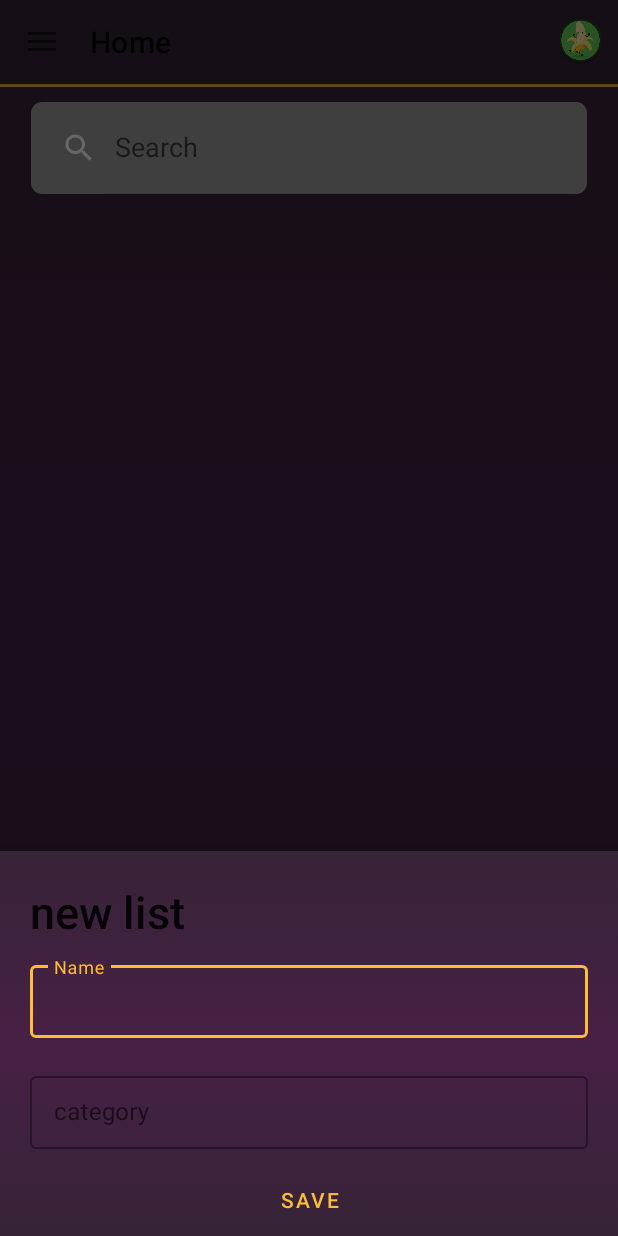
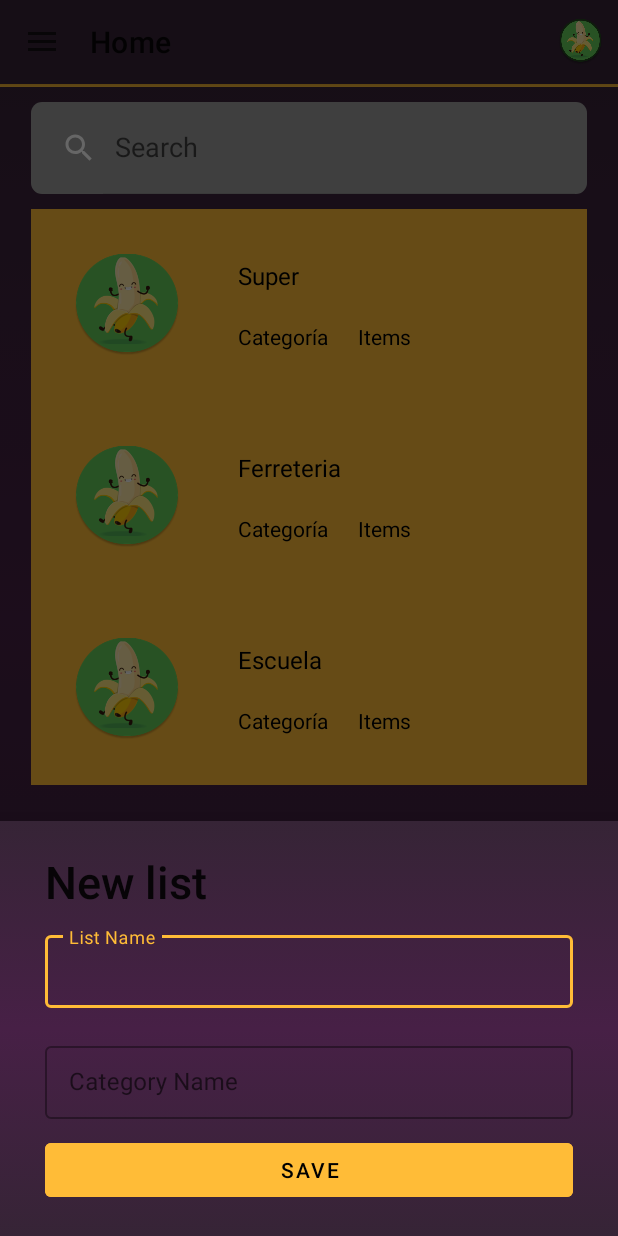
Before and after one commit to Jess2602/ListBuyApp, an Android app: the homeFragment screen opened directly, with no data from a screen before it, after a tap on an icon or button, on a phone screen of 412 x 824 dp. Run offline under Robolectric (Android 15) with nearby library versions, the phone set to English and light mode, and no system bars; our stand-ins replace data binding.

Commit message:
ItemList
ItemList and Recycler

```diff
--- a/app/build.gradle
+++ b/app/build.gradle
@@ -29,13 +29,13 @@ android {
     kotlinOptions {
         jvmTarget = '1.8'
     }
-    viewBinding {
-        enabled = true
-    }
 
     namespace 'com.example.listbuyapp'
     buildFeatures {
         viewBinding true
+    }
+    dataBinding {
+        enabled = true
     }
 }
 
--- a/app/src/main/AndroidManifest.xml
+++ b/app/src/main/AndroidManifest.xml
@@ -12,6 +12,9 @@
         android:supportsRtl="true"
         android:theme="@style/Theme.ListBuyApp"
         tools:targetApi="31">
+        <activity
+            android:name=".itemsListActivity"
+            android:exported="false" />
         <activity
             android:name=".Login"
             android:exported="false" />
@@ -28,7 +31,7 @@
         </activity>
         <activity
             android:name=".MainActivity"
-            android:exported="true"></activity>
+            android:exported="true" />
     </application>
 
 </manifest>
--- a/app/src/main/java/com/example/listbuyapp/Login.kt
+++ b/app/src/main/java/com/example/listbuyapp/Login.kt
@@ -17,11 +17,13 @@ class Login : AppCompatActivity() {
             // Aquí puedes agregar el código para pasar al MainActivity
             val intent = Intent(this, MainActivity::class.java)
             startActivity(intent)
+
         }
         binding.SingUp.setOnClickListener {
             // Aquí puedes agregar el código para pasar al MainActivity
             val intent = Intent(this, MainActivity::class.java)
             startActivity(intent)
+
         }
     }
 }
--- a/app/src/main/java/com/example/listbuyapp/NewListSheet.kt
+++ b/app/src/main/java/com/example/listbuyapp/NewListSheet.kt
@@ -1,14 +1,11 @@
 package com.example.listbuyapp
 
 import android.os.Bundle
-import androidx.fragment.app.Fragment
 import android.view.LayoutInflater
 import android.view.View
 import android.view.ViewGroup
-import androidx.lifecycle.ViewModel
 import androidx.lifecycle.ViewModelProvider
 import com.example.listbuyapp.databinding.FragmentNewListSheetBinding
-import com.google.android.material.bottomsheet.BottomSheetDialog
 import com.google.android.material.bottomsheet.BottomSheetDialogFragment
 
 class NewListSheet : BottomSheetDialogFragment() {
--- a/app/src/main/java/com/example/listbuyapp/homeFragment.kt
+++ b/app/src/main/java/com/example/listbuyapp/homeFragment.kt
@@ -1,17 +1,21 @@
 package com.example.listbuyapp
 
+import android.content.Intent
 import android.os.Bundle
 import android.view.LayoutInflater
 import android.view.View
 import android.view.ViewGroup
 import androidx.fragment.app.Fragment
 import androidx.lifecycle.ViewModelProvider
+import androidx.recyclerview.widget.LinearLayoutManager
 import com.example.listbuyapp.databinding.FragmentHomeBinding
 
 class homeFragment : Fragment() {
     private var _binding: FragmentHomeBinding? = null
     private val binding get() = _binding!!
     private lateinit var listViewModel: ListViewModel
+
+    private lateinit var adapter: listAdapter
 
     override fun onCreate(savedInstanceState: Bundle?) {
         super.onCreate(savedInstanceState)
@@ -36,6 +40,20 @@ class homeFragment : Fragment() {
         listViewModel.listCategory.observe(viewLifecycleOwner) {
             listViewModel.listCategory.toString()
         }
+        binding.recyclerlistname.setOnClickListener {
+            val intent = Intent(requireContext(), itemsListActivity::class.java)
+            requireActivity().startActivity(intent)
+        }
+
+
+        binding.recyclerlistname.layoutManager = LinearLayoutManager(requireContext())
+
+        val nombres = listOf("Super", "Ferreteria", "Escuela") // Aquí puedes agregar tus nombres
+
+        adapter = listAdapter(nombres)
+        binding.recyclerlistname.adapter = adapter
+
+
     }
 
     override fun onDestroyView() {
--- /dev/null
+++ b/app/src/main/java/com/example/listbuyapp/listAdapter.kt
@@ -0,0 +1,41 @@
+package com.example.listbuyapp
+
+import android.content.Intent
+import android.view.LayoutInflater
+import android.view.View
+import android.view.ViewGroup
+import android.widget.TextView
+import androidx.recyclerview.widget.RecyclerView
+
+class listAdapter(private val nombres: List<String>) : RecyclerView.Adapter<listAdapter.ListViewHolder>() {
+
+    override fun onCreateViewHolder(parent: ViewGroup, viewType: Int): ListViewHolder {
+        val itemView = LayoutInflater.from(parent.context).inflate(R.layout.list_layout, parent, false)
+        return ListViewHolder(itemView)
+    }
+
+    override fun onBindViewHolder(holder: ListViewHolder, position: Int) {
+        val nombre = nombres[position]
+        holder.bind(nombre)
+
+        holder.itemView.setOnClickListener {
+            val context = holder.itemView.context
+            val intent = Intent(context, itemsListActivity::class.java)
+            context.startActivity(intent)
+        }
+    }
+
+    override fun getItemCount(): Int {
+        return nombres.size
+    }
+
+    inner class ListViewHolder(itemView: View) : RecyclerView.ViewHolder(itemView) {
+        private val listNombre: TextView = itemView.findViewById(R.id.textNameList)
+
+        fun bind(nombre: String) {
+            listNombre.text = nombre
+        }
+    }
+
+
+}
--- a/app/src/main/res/drawable/back_icon.xml
+++ b/app/src/main/res/drawable/back_icon.xml
@@ -5,6 +5,6 @@
     android:viewportWidth="24.0"
     android:viewportHeight="24.0">
     <path
-        android:fillColor="#000000"
+        android:fillColor="#FFFFFF"
         android:pathData="M20,11H7.83l5.59,-5.59L12,4l-8,8l8,8l1.41,-1.41L7.83,13H20v-2z" />
 </vector>
--- a/app/src/main/res/layout/fragment_home.xml
+++ b/app/src/main/res/layout/fragment_home.xml
@@ -25,6 +25,17 @@
         app:searchIcon="@drawable/search_icon" />
 
 
+    <androidx.recyclerview.widget.RecyclerView
+        android:id="@+id/recyclerlistname"
+        android:layout_width="0dp"
+        android:layout_height="0dp"
+        android:layout_marginTop="10dp"
+        app:layout_constraintEnd_toEndOf="parent"
+        app:layout_constraintHeight_percent="0.8"
+        app:layout_constraintHorizontal_bias="0.5"
+        app:layout_constraintStart_toStartOf="parent"
+        app:layout_constraintTop_toBottomOf="@+id/searchBar"
+        app:layout_constraintWidth_percent="0.9" />
 
     <FrameLayout
         android:layout_width="65dp"
@@ -42,5 +53,4 @@
     </FrameLayout>
 
 
-
 </androidx.constraintlayout.widget.ConstraintLayout>
--- a/app/src/main/res/layout/fragment_new_list_sheet.xml
+++ b/app/src/main/res/layout/fragment_new_list_sheet.xml
@@ -5,8 +5,11 @@
     xmlns:tools="http://schemas.android.com/tools"
     android:layout_width="match_parent"
     android:layout_height="wrap_content"
+    android:paddingStart="10dp"
+    android:paddingEnd="10dp"
     android:background="@drawable/fondo_app"
     tools:context=".NewListSheet">
+
 
 
     <TextView
@@ -30,7 +33,7 @@
             android:layout_width="match_parent"
             android:layout_height="match_parent"
             android:id="@+id/listName"
-            android:hint="Name"/>
+            android:hint="@string/list_name"/>
 
     </com.google.android.material.textfield.TextInputLayout>
 
@@ -54,6 +57,9 @@
     <com.google.android.material.button.MaterialButton
         android:id="@+id/saveButton"
         android:layout_width="match_parent"
+        android:textColor="@color/black"
+        android:backgroundTint="@color/botonbase"
+        android:layout_marginBottom="20dp"
         android:layout_height="wrap_content"
         android:layout_gravity="center"
         android:layout_marginHorizontal="20dp"
--- /dev/null
+++ b/app/src/main/res/layout/list_layout.xml
@@ -0,0 +1,61 @@
+<layout xmlns:android="http://schemas.android.com/apk/res/android">
+
+<LinearLayout
+    android:layout_width="match_parent"
+    android:layout_height="wrap_content"
+    android:background="@color/botonbase"
+    android:orientation="vertical">
+
+    <LinearLayout
+        android:layout_width="match_parent"
+        android:layout_height="wrap_content"
+        android:orientation="horizontal"
+        android:gravity="center_vertical">
+
+        <ImageView
+            android:layout_width="wrap_content"
+            android:layout_height="wrap_content"
+            android:src="@mipmap/ic_logo_app_foreground"
+            android:layout_margin="10dp" />
+
+        <LinearLayout
+            android:layout_width="match_parent"
+            android:layout_height="wrap_content"
+            android:orientation="vertical">
+
+            <TextView
+                android:id="@+id/textNameList"
+                android:layout_width="wrap_content"
+                android:layout_height="wrap_content"
+                android:textSize="16sp"
+                android:textColor="@android:color/black"
+                android:padding="10dp" />
+
+            <LinearLayout
+                android:layout_width="wrap_content"
+                android:layout_height="wrap_content"
+                android:orientation="horizontal">
+
+                <TextView
+                    android:id="@+id/textViewCategory"
+                    android:layout_width="wrap_content"
+                    android:layout_height="wrap_content"
+                    android:text="Categoría"
+                    android:textSize="14sp"
+                    android:textColor="@android:color/black"
+                    android:padding="10dp" />
+
+                <TextView
+                    android:id="@+id/textViewCantidad"
+                    android:layout_width="wrap_content"
+                    android:layout_height="wrap_content"
+                    android:text="Items"
+                    android:textSize="14sp"
+                    android:textColor="@android:color/black"
+                    android:padding="10dp" />
+
+            </LinearLayout>
+        </LinearLayout>
+    </LinearLayout>
+</LinearLayout>
+</layout>
--- a/app/src/main/res/values/strings.xml
+++ b/app/src/main/res/values/strings.xml
@@ -11,10 +11,9 @@
     <string name="add">Add</string>
     <string name="task_name">task name</string>
     <string name="addlist">addList</string>
-    <!-- TODO: Remove or change this placeholder text -->
     <string name="hello_blank_fragment">Hello blank fragment</string>
-    <string name="new_list">new list</string>
+    <string name="new_list">New list</string>
     <string name="list_name">List Name</string>
-    <string name="category">category</string>
+    <string name="category">Category Name</string>
     <string name="listcategory">listCategory</string>
 </resources>
```
Also changed, not shown: app/src/main/java/com/example/listbuyapp/itemsAdapter.kt (added, +35 -0 lines), app/src/main/java/com/example/listbuyapp/itemsListActivity.kt (added, +39 -0 lines), app/src/main/res/drawable/fondo_sheet_dialog.xml (added, +16 -0 lines), app/src/main/res/layout/activity_items_list.xml (added, +79 -0 lines), app/src/main/res/layout/item_list_layout.xml (added, +25 -0 lines).
